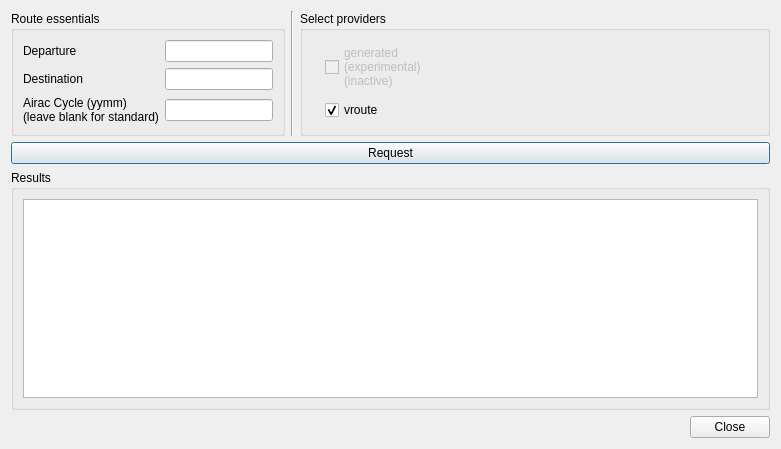
Old version of the form branches/jonas_stable/QuteScoop/gui/PlanFlightDialog.ui in the repository qutescoop/qutescoop.
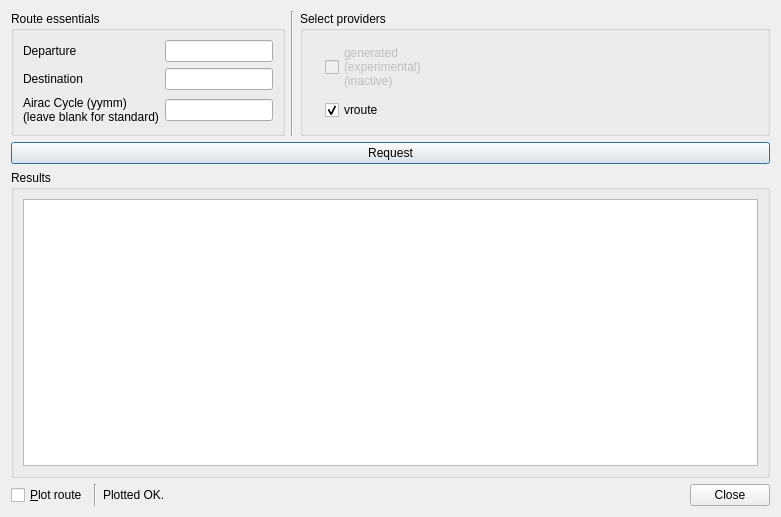
New version of the form. Icons and pictures are not drawn.

Commit message: added: * plot routes from PlanFlightDialog * find airports a CTR might be responsible for (by assigning a virtual center and assuming the minimum circle to cover all his FIR - still need some kind of hit-check to perform this better

Diff of the .ui file:
```diff
--- a/branches/jonas_stable/QuteScoop/gui/PlanFlightDialog.ui
+++ b/branches/jonas_stable/QuteScoop/gui/PlanFlightDialog.ui
@@ -7,7 +7,7 @@
     <x>0</x>
     <y>0</y>
     <width>781</width>
-    <height>449</height>
+    <height>517</height>
    </rect>
   </property>
   <property name="windowTitle">
@@ -237,6 +237,32 @@
     </widget>
    </item>
    <item>
+    <layout class="QHBoxLayout" name="horizontalLayout">
+     <item>
+      <widget class="QCheckBox" name="cbPlot">
+       <property name="text">
+        <string>&amp;Plot route</string>
+       </property>
+      </widget>
+     </item>
+     <item>
+      <widget class="Line" name="line_2">
+       <property name="orientation">
+        <enum>Qt::Vertical</enum>
+       </property>
+      </widget>
+     </item>
+     <item>
+      <widget class="QLabel" name="lblPlotStatus">
+       <property name="text">
+        <string>Plotted OK.</string>
+       </property>
+       <property name="wordWrap">
+        <bool>true</bool>
+       </property>
+      </widget>
+     </item>
+     <item>
     <widget class="QDialogButtonBox" name="buttonBox">
      <property name="standardButtons">
       <set>QDialogButtonBox::Close</set>
@@ -244,6 +270,8 @@
     </widget>
    </item>
   </layout>
+   </item>
+  </layout>
  </widget>
  <tabstops>
   <tabstop>edDep</tabstop>
```
Left out of the diff: 3 changed lines with no effect on the pictures. Lines whose indentation alone changed are shown as unchanged. The commit also changes 26 other files.
